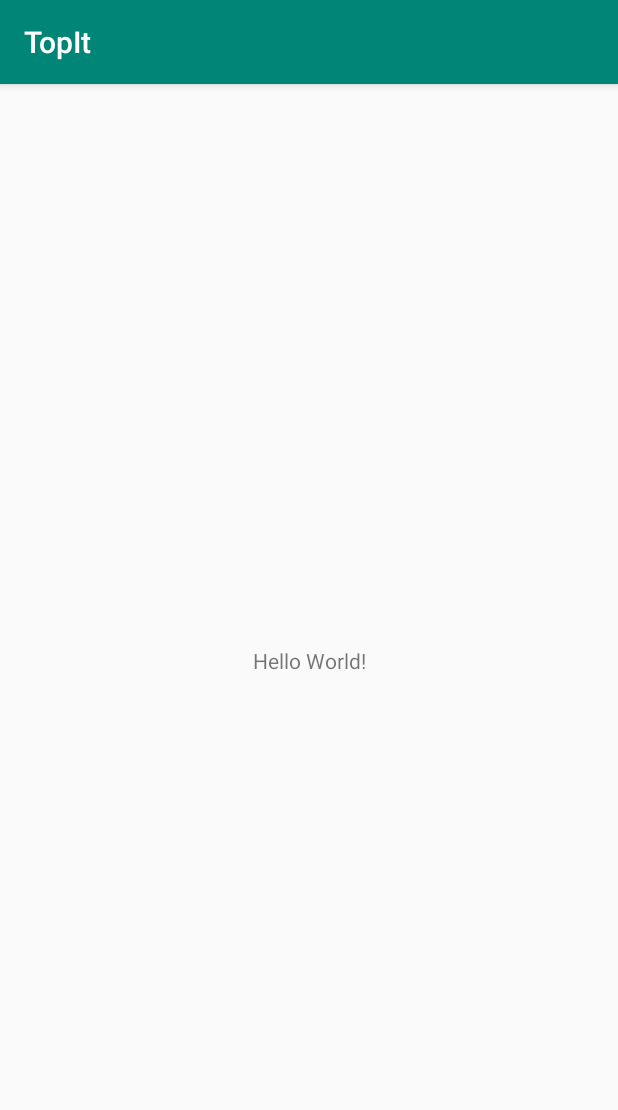
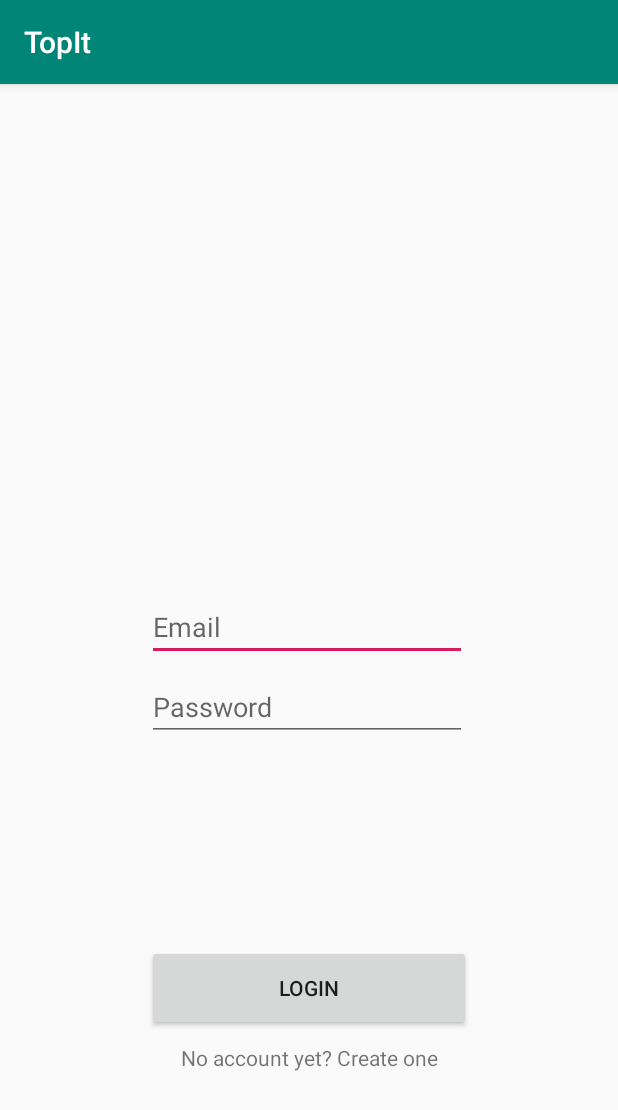
Before and after one commit to AdamKlima/MyAndroidApp, an Android app: the screen it shows after launch (MainActivity before the commit, LoginActivity after it), on a phone screen of 412 x 824 dp. Shown: the top 1110 px of the screen. Run offline under Robolectric (Android 15) with nearby library versions, the phone set to English and light mode, and no system bars; our stand-ins replace Firebase (no records; nobody signed in at launch, a user with empty details on screens opened directly).

Commit message:
Registration, login and logout working

```diff
--- a/app/build.gradle
+++ b/app/build.gradle
@@ -30,6 +30,7 @@ dependencies {
     implementation fileTree(dir: 'libs', include: ['*.jar'])
     implementation 'com.android.support:appcompat-v7:28.0.0'
     implementation 'com.android.support.constraint:constraint-layout:1.1.3'
+    implementation 'com.google.firebase:firebase-auth:16.0.3'
     testImplementation 'junit:junit:4.12'
     androidTestImplementation 'com.android.support.test:runner:1.0.2'
     androidTestImplementation 'com.android.support.test.espresso:espresso-core:3.0.2'
--- /dev/null
+++ b/app/src/main/java/com/example/topit/LoginActivity.java
@@ -0,0 +1,103 @@
+package com.example.topit;
+
+import android.app.ProgressDialog;
+import android.content.Intent;
+import android.support.annotation.NonNull;
+import android.support.v7.app.AppCompatActivity;
+import android.os.Bundle;
+import android.text.TextUtils;
+import android.util.Log;
+import android.view.View;
+import android.widget.Button;
+import android.widget.EditText;
+import android.widget.TextView;
+import android.widget.Toast;
+
+import com.google.android.gms.tasks.OnCompleteListener;
+import com.google.android.gms.tasks.Task;
+import com.google.firebase.auth.AuthResult;
+import com.google.firebase.auth.FirebaseAuth;
+
+public class LoginActivity extends AppCompatActivity implements View.OnClickListener {
+
+    private Button logButton;
+    private EditText Email, Password;
+    private TextView mTextView;
+
+    private ProgressDialog progressDialog;
+    private FirebaseAuth firebaseAuth;
+
+    @Override
+    protected void onCreate(Bundle savedInstanceState) {
+        super.onCreate(savedInstanceState);
+        setContentView(R.layout.activity_login);
+        progressDialog = new ProgressDialog(this);
+        firebaseAuth = FirebaseAuth.getInstance();
+        if(firebaseAuth.getCurrentUser() !=null){
+            finish();
+            Intent intent = new Intent(LoginActivity.this, MainActivity.class);
+            startActivity(intent);
+        }
+
+
+        logButton = (Button) findViewById(R.id.logButton);
+        Email = (EditText) findViewById(R.id.email);
+        Password = (EditText) findViewById(R.id.password);
+        mTextView = (TextView) findViewById(R.id.textView);
+
+        logButton.setOnClickListener(this);
+        mTextView.setOnClickListener(this);
+    }
+
+    @Override
+    public void onClick(View v) {
+        if(v == logButton)
+        {
+            loginUser();
+        }
+
+        if(v == mTextView)
+        {
+            finish();
+            Intent intent = new Intent(LoginActivity.this, RegisterActivity.class);
+            startActivity(intent);
+        }
+    }
+
+    private void loginUser() {
+
+        String email = Email.getText().toString().trim();
+        String password = Password.getText().toString().trim();
+
+        if(TextUtils.isEmpty(email)){
+            Toast.makeText(this, "Please enter email", Toast.LENGTH_SHORT).show();
+            return;
+        }
+        if(TextUtils.isEmpty(password)){
+            Toast.makeText(this, "Please enter password", Toast.LENGTH_SHORT).show();
+            return;
+        }
+
+        progressDialog.setMessage("Logging in...");
+        progressDialog.show();
+
+        firebaseAuth.signInWithEmailAndPassword(email,password)
+                .addOnCompleteListener(this, new OnCompleteListener<AuthResult>() {
+                    @Override
+                    public void onComplete(@NonNull Task<AuthResult> task) {
+                        progressDialog.dismiss();
+
+                        if(task.isSuccessful())
+                        {
+                            Toast.makeText(LoginActivity.this, "Logged in", Toast.LENGTH_SHORT).show();
+                            Intent intent = new Intent(LoginActivity.this, MainActivity.class);
+                            startActivity(intent);
+                        }
+                        else{
+                            Toast.makeText(LoginActivity.this, "Incorrect email or password", Toast.LENGTH_SHORT).show();
+
+                        }
+                    }
+                });
+    }
+}
--- /dev/null
+++ b/app/src/main/res/layout/activity_login.xml
@@ -0,0 +1,63 @@
+<?xml version="1.0" encoding="utf-8"?>
+<android.support.constraint.ConstraintLayout xmlns:android="http://schemas.android.com/apk/res/android"
+    xmlns:app="http://schemas.android.com/apk/res-auto"
+    xmlns:tools="http://schemas.android.com/tools"
+    android:layout_width="match_parent"
+    android:layout_height="match_parent"
+    tools:context=".LoginActivity">
+
+    <EditText
+        android:id="@+id/email"
+        android:layout_width="wrap_content"
+        android:layout_height="wrap_content"
+        android:layout_marginBottom="8dp"
+        android:ems="10"
+        android:hint="Email"
+        android:inputType="textEmailAddress"
+        app:layout_constraintBottom_toTopOf="@+id/password"
+        app:layout_constraintEnd_toEndOf="parent"
+        app:layout_constraintHorizontal_bias="0.494"
+        app:layout_constraintStart_toStartOf="parent" />
+
+    <EditText
+        android:id="@+id/password"
+        android:layout_width="wrap_content"
+        android:layout_height="wrap_content"
+        android:layout_marginStart="8dp"
+        android:layout_marginTop="256dp"
+        android:layout_marginEnd="8dp"
+        android:ems="10"
+        android:hint="Password"
+        android:inputType="textPassword"
+        app:layout_constraintBottom_toTopOf="@+id/logButton"
+        app:layout_constraintEnd_toEndOf="parent"
+        app:layout_constraintHorizontal_bias="0.494"
+        app:layout_constraintStart_toStartOf="parent"
+        app:layout_constraintTop_toTopOf="parent"
+        app:layout_constraintVertical_bias="0.213" />
+
+    <Button
+        android:id="@+id/logButton"
+        android:layout_width="216dp"
+        android:layout_height="57dp"
+        android:layout_marginStart="8dp"
+        android:layout_marginEnd="8dp"
+        android:text="Login"
+        app:layout_constraintBottom_toBottomOf="parent"
+        app:layout_constraintEnd_toEndOf="parent"
+        app:layout_constraintHorizontal_bias="0.5"
+        app:layout_constraintStart_toStartOf="parent"
+        app:layout_constraintTop_toBottomOf="@+id/password" />
+
+    <TextView
+        android:id="@+id/textView"
+        android:layout_width="wrap_content"
+        android:layout_height="wrap_content"
+        android:layout_marginStart="8dp"
+        android:layout_marginTop="8dp"
+        android:layout_marginEnd="8dp"
+        android:text="No account yet? Create one"
+        app:layout_constraintEnd_toEndOf="parent"
+        app:layout_constraintStart_toStartOf="parent"
+        app:layout_constraintTop_toBottomOf="@+id/logButton" />
+</android.support.constraint.ConstraintLayout>
--- a/build.gradle
+++ b/build.gradle
@@ -7,7 +7,7 @@ buildscript {
 
     }
     dependencies {
-        classpath 'com.google.gms:google-services:4.0.1'
+        classpath 'com.google.gms:google-services:4.2.0'
         classpath 'com.android.tools.build:gradle:3.3.1'
 
         // NOTE: Do not place your application dependencies here; they belong
```
Also changed, not shown: app/src/main/AndroidManifest.xml (+11 -0 lines), app/src/main/java/com/example/topit/MainActivity.java (+36 -1 lines), app/src/main/java/com/example/topit/RegisterActivity.java (added, +112 -0 lines), app/src/main/java/com/example/topit/util/InputDataValidator.java (added, +26 -0 lines), app/src/main/res/layout/activity_main.xml (+12 -0 lines), app/src/main/res/layout/activity_register.xml (added, +64 -0 lines).
